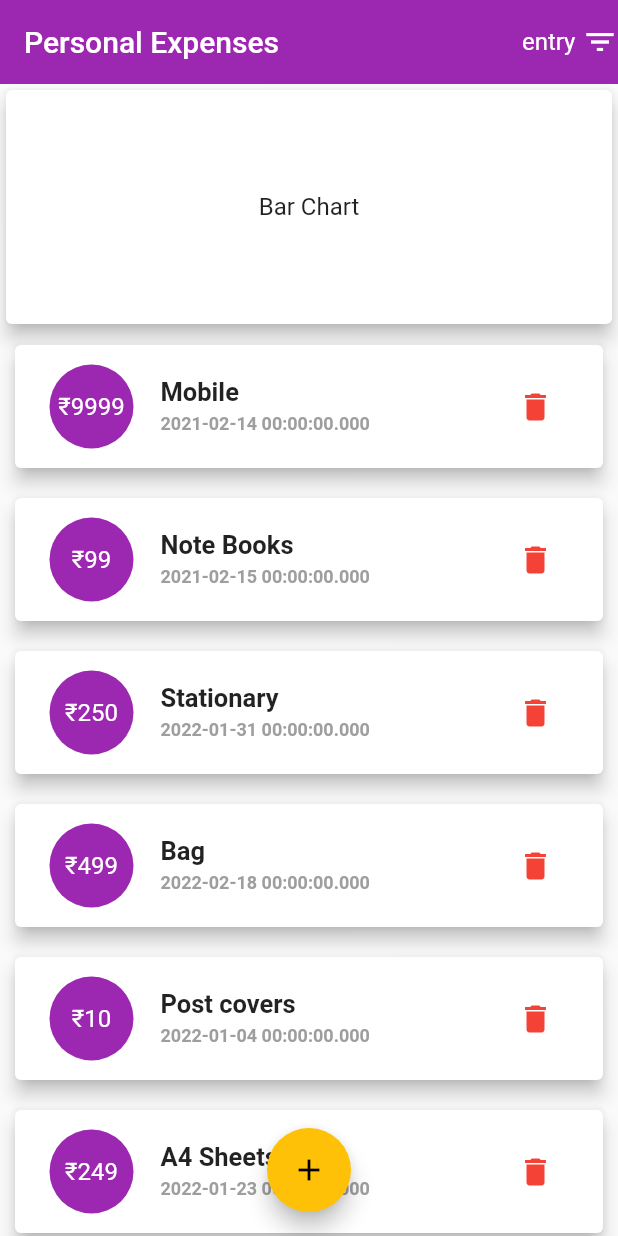
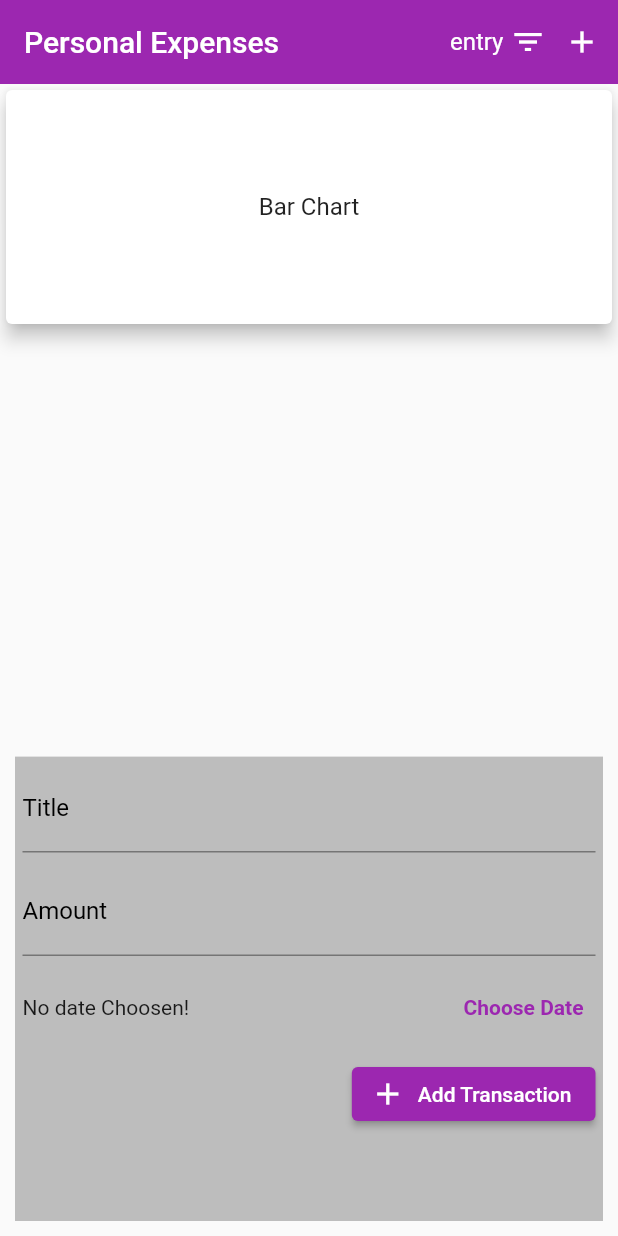
Before and after one commit to prathiswaran-gr/personal_expenses, a Flutter app: the screen it shows after launch, after a tap on the "add" icon, on a phone screen of 412 x 824 dp. Run offline on Flutter 3.47's test engine with Material 2 defaults, Android fonts, the phone set to English and light mode, and no system bars.

Commit message:
App done v1.0

```diff
--- /dev/null
+++ b/lib/home.dart
@@ -0,0 +1,252 @@
+import 'package:flutter/material.dart';
+import 'package:intl/intl.dart';
+
+import 'barChart.dart';
+import 'expenseCard.dart';
+
+class Home extends StatefulWidget {
+  const Home({Key? key}) : super(key: key);
+
+  @override
+  _HomeState createState() => _HomeState();
+}
+
+class _HomeState extends State<Home> {
+  Map<String, Map<String, dynamic>> expense = {};
+
+  List<String> getSortedList() {
+    if (dropdownValue == 'entry') {
+      return expense.keys.toList();
+    } else if (dropdownValue == 'name') {
+      return (expense.keys.toList()..sort());
+    } else {
+      return expense.keys.toList()
+        ..sort(
+          (k1, k2) => (expense[k1]![dropdownValue])
+              .compareTo((expense[k2]![dropdownValue])),
+        );
+    }
+  }
+
+  List<String> dropdownOptions = ['entry', 'name', 'price', 'date'];
+  String dropdownValue = 'entry';
+  bool _show = false;
+  bool isDateChoosen = false;
+  bool isTransactionAdded = false;
+  String? _dateTime;
+  bool isFloatingActionButtonVisible = true;
+  TextEditingController title = TextEditingController();
+  TextEditingController amount = TextEditingController();
+
+  Widget? _showBottomSheet() {
+    try {
+      if (_show) {
+        return BottomSheet(
+          onClosing: () {},
+          builder: (context) {
+            return SafeArea(
+              child: SizedBox(
+                height: MediaQuery.of(context).size.height / 2.5,
+                child: Container(
+                  margin: const EdgeInsets.all(10),
+                  padding: const EdgeInsets.all(5),
+                  color: Colors.grey[400],
+                  child: Column(
+                    children: [
+                      TextField(
+                        controller: title,
+                        decoration: const InputDecoration(
+                          labelText: 'Title',
+                          labelStyle: TextStyle(color: Colors.black),
+                        ),
+                        keyboardType: TextInputType.text,
+                      ),
+                      const SizedBox(
+                        height: 10,
+                      ),
+                      TextField(
+                        controller: amount,
+                        decoration: const InputDecoration(
+                          labelText: 'Amount',
+                          labelStyle: TextStyle(color: Colors.black),
+                        ),
+                        keyboardType: TextInputType.number,
+                      ),
+                      const SizedBox(
+                        height: 10,
+                      ),
+                      Row(
+                        mainAxisAlignment: MainAxisAlignment.spaceBetween,
+                        children: [
+                          Text(_dateTime == null
+                              ? 'No date Choosen!'
+                              : _dateTime.toString()),
+                          TextButton(
+                            onPressed: () {
+                              showDatePicker(
+                                      context: context,
+                                      initialDate: DateTime.now(),
+                                      firstDate: DateTime(2000),
+                                      lastDate: DateTime(2023))
+                                  .then((date) {
+                                setState(() {
+                                  _dateTime =
+                                      DateFormat('yyyy-MM-dd').format(date!);
+                                });
+                              });
+                            },
+                            child: const Text(
+                              'Choose Date',
+                              style: TextStyle(
+                                  color: Colors.purple,
+                                  fontWeight: FontWeight.bold),
+                            ),
+                          )
+                        ],
+                      ),
+                      const SizedBox(
+                        height: 10,
+                      ),
+                      Row(
+                        mainAxisAlignment: MainAxisAlignment.end,
+                        children: [
+                          ElevatedButton.icon(
+                            style: ElevatedButton.styleFrom(
+                                primary: Colors.purple),
+                            onPressed: () {
+                              setState(() {
+                                isTransactionAdded = !isTransactionAdded;
+
+                                expense[title.text] = {
+                                  'price': int.parse(amount.text),
+                                  'date': _dateTime,
+                                };
+                                title.clear();
+                                amount.clear();
+                                _dateTime = null;
+                              });
+                            },
+                            icon: Icon(isTransactionAdded == true
+                                ? Icons.check
+                                : Icons.add),
+                            label: Text(isTransactionAdded == true
+                                ? 'Added Successfully'
+                                : 'Add Transaction'),
+                          ),
+                        ],
+                      ),
+                    ],
+                  ),
+                ),
+              ),
+            );
+          },
+        );
+      } else {
+        return null;
+      }
+    } catch (e) {
+      print('Exception occurs:$e');
+    }
+  }
+
+  @override
+  Widget build(BuildContext context) {
+    return MaterialApp(
+      debugShowCheckedModeBanner: false,
+      home: GestureDetector(
+        child: Scaffold(
+          appBar: AppBar(
+            title: const Text('Personal Expenses'),
+            backgroundColor: Colors.purple,
+            elevation: 0.0,
+            actions: [
+              DropdownButtonHideUnderline(
+                child: DropdownButton(
+                  value: dropdownValue,
+                  items: dropdownOptions.map((value) {
+                    return DropdownMenuItem(
+                      value: value,
+                      child: Text(
+                        value,
+                        style: const TextStyle(color: Colors.white),
+                      ),
+                    );
+                  }).toList(),
+                  icon: const Icon(Icons.filter_list_sharp),
+                  onChanged: (String? value) {
+                    setState(() {
+                      dropdownValue = value!;
+                    });
+                  },
+                  iconEnabledColor: Colors.white,
+                  dropdownColor: Colors.purple,
+                ),
+              ),
+              IconButton(
+                onPressed: () {
+                  setState(() {
+                    _show = true;
+                    isFloatingActionButtonVisible = false;
+                  });
+                },
+                icon: const Icon(Icons.add),
+              ),
+            ],
+          ),
+          floatingActionButton: Visibility(
+            visible: isFloatingActionButtonVisible,
+            child: FloatingActionButton(
+              onPressed: () {
+                setState(() {
+                  _show = true;
+                  isFloatingActionButtonVisible = false;
+                });
+              },
+              backgroundColor: Colors.purple,
+              child: const Icon(Icons.add),
+            ),
+          ),
+          floatingActionButtonLocation:
+              FloatingActionButtonLocation.centerFloat,
+          body: GestureDetector(
+            onTap: () {
+              setState(() {
+                isFloatingActionButtonVisible = true;
+                _show = false;
+
+                isDateChoosen = false;
+              });
+            },
+            child: Column(
+              children: [
+                const BarChart(),
+                Expanded(
+                  child: SingleChildScrollView(
+                    child: Column(
+                      children: getSortedList()
+                          .map(
+                            (key) => ExpenseCard(
+                              item: key,
+                              price: expense[key]!['price'],
+                              date: expense[key]!['date'],
+                              deleteFunction: () {
+                                setState(() {
+                                  expense.remove(key);
+                                });
+                              },
+                            ),
+                          )
+                          .toList(),
+                    ),
+                  ),
+                ),
+              ],
+            ),
+          ),
+          bottomSheet: _showBottomSheet(),
+        ),
+      ),
+    );
+  }
+}
--- a/lib/main.dart
+++ b/lib/main.dart
@@ -1,115 +1,18 @@
 import 'package:flutter/material.dart';
 
-import 'barChart.dart';
-import 'expenseCard.dart';
+import 'home.dart';
 
-void main() => runApp(const MyApp());
+void main() {
+  runApp(
+    const MyApp(),
+  );
+}
 
-class MyApp extends StatefulWidget {
+class MyApp extends StatelessWidget {
   const MyApp({Key? key}) : super(key: key);
 
   @override
-  State<MyApp> createState() => _MyAppState();
-}
-
-class _MyAppState extends State<MyApp> {
-  Map<String, Map<String, dynamic>> expense = {
-    'Mobile': {'price': 9999, 'date': DateTime(2021, 2, 14)},
-    'Note Books': {'price': 99, 'date': DateTime(2021, 2, 15)},
-    'Stationary ': {'price': 250, 'date': DateTime(2022, 1, 31)},
-    'Bag': {'price': 499, 'date': DateTime(2022, 2, 18)},
-    'Post covers': {'price': 10, 'date': DateTime(2022, 1, 04)},
-    'A4 Sheets': {'price': 249, 'date': DateTime(2022, 1, 23)},
-    'Watch': {'price': 99, 'date': DateTime(2022, 1, 11)},
-    'Shirts': {'price': 412, 'date': DateTime(2022, 1, 21)},
-    'Sun Glass': {'price': 80, 'date': DateTime(2022, 1, 1)}
-  };
-
-  List<String> getSortedList() {
-    if (dropdownValue == 'entry') {
-      return expense.keys.toList();
-    } else if (dropdownValue == 'name') {
-      return (expense.keys.toList()..sort());
-    } else {
-      return expense.keys.toList()
-        ..sort(
-          (k1, k2) => (expense[k1]![dropdownValue])
-              .compareTo((expense[k2]![dropdownValue])),
-        );
-    }
-  }
-
-  List<String> dropdownOptions = ['entry', 'name', 'price', 'date'];
-  String dropdownValue = 'entry';
-  @override
   Widget build(BuildContext context) {
-    return MaterialApp(
-      debugShowCheckedModeBanner: false,
-      home: Scaffold(
-        appBar: AppBar(
-          title: const Text('Personal Expenses'),
-          backgroundColor: Colors.purple,
-          elevation: 0.0,
-          actions: [
-            DropdownButtonHideUnderline(
-              child: DropdownButton(
-                value: dropdownValue,
-                items: dropdownOptions.map((value) {
-                  return DropdownMenuItem(
-                    value: value,
-                    child: Text(
-                      value,
-                      style: TextStyle(color: Colors.white),
-                    ),
-                  );
-                }).toList(),
-                icon: const Icon(Icons.filter_list_sharp),
-                onChanged: (String? value) {
-                  setState(() {
-                    dropdownValue = value!;
-                  });
-                },
-                iconEnabledColor: Colors.white,
-                dropdownColor: Colors.purple,
-              ),
-            ),
-          ],
-        ),
-        floatingActionButton: FloatingActionButton(
-          onPressed: () {},
-          backgroundColor: Colors.amber,
-          child: const Icon(
-            Icons.add,
-            color: Colors.black,
-          ),
-        ),
-        floatingActionButtonLocation: FloatingActionButtonLocation.centerFloat,
-        body: Column(
-          children: [
-            const BarChart(),
-            Expanded(
-              child: SingleChildScrollView(
-                child: Column(
-                  children: getSortedList()
-                      .map(
-                        (key) => ExpenseCard(
-                          item: key,
-                          price: expense[key]!['price'],
-                          date: expense[key]!['date'],
-                          deleteFunction: () {
-                            setState(() {
-                              expense.remove(key);
-                            });
-                          },
-                        ),
-                      )
-                      .toList(),
-                ),
-              ),
-            ),
-          ],
-        ),
-      ),
-    );
+    return const Home();
   }
 }
--- a/pubspec.yaml
+++ b/pubspec.yaml
@@ -29,6 +29,7 @@ environment:
 dependencies:
   flutter:
     sdk: flutter
+  intl: ^0.17.0
 
   # The following adds the Cupertino Icons font to your application.
   # Use with the CupertinoIcons class for iOS style icons.
```
Also changed, not shown: pubspec.lock.
